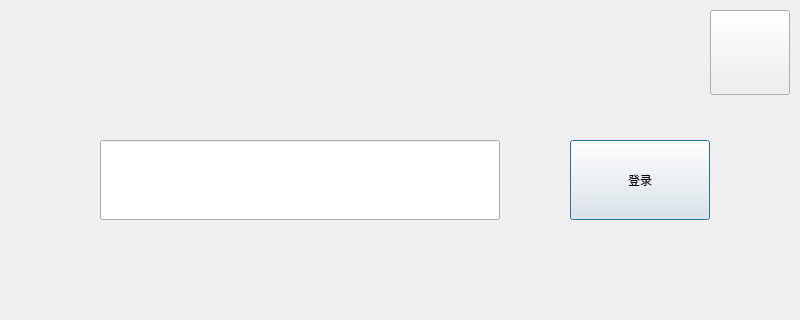
First picture: the form in src/XMusic/ui/logindlg.ui, repository 1028417/XMusic, before the edit.
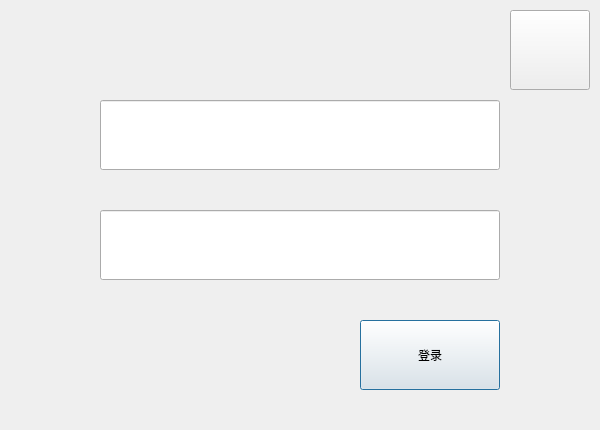
Second picture: the form after the edit. Icons and pictures are not drawn. Custom widgets are drawn as their Qt base class.

```diff
--- a/src/XMusic/ui/logindlg.ui
+++ b/src/XMusic/ui/logindlg.ui
@@ -6,8 +6,8 @@
    <rect>
     <x>0</x>
     <y>0</y>
-    <width>800</width>
-    <height>320</height>
+    <width>600</width>
+    <height>430</height>
    </rect>
   </property>
   <property name="windowTitle">
@@ -17,9 +17,9 @@
    <property name="geometry">
     <rect>
      <x>100</x>
-     <y>140</y>
+     <y>100</y>
      <width>400</width>
-     <height>80</height>
+     <height>70</height>
     </rect>
    </property>
    <property name="contextMenuPolicy">
@@ -32,10 +32,10 @@
   <widget class="CButton" name="btnLogin">
    <property name="geometry">
     <rect>
-     <x>570</x>
-     <y>140</y>
+     <x>360</x>
+     <y>320</y>
      <width>140</width>
-     <height>80</height>
+     <height>70</height>
     </rect>
    </property>
    <property name="autoFillBackground">
@@ -63,10 +63,10 @@
   <widget class="CButton" name="btnX">
    <property name="geometry">
     <rect>
-     <x>710</x>
+     <x>510</x>
      <y>10</y>
      <width>80</width>
-     <height>85</height>
+     <height>80</height>
     </rect>
    </property>
    <property name="autoFillBackground">
@@ -88,6 +88,22 @@
     <bool>false</bool>
    </property>
   </widget>
+  <widget class="QLineEdit" name="editPwd">
+   <property name="geometry">
+    <rect>
+     <x>100</x>
+     <y>210</y>
+     <width>400</width>
+     <height>70</height>
+    </rect>
+   </property>
+   <property name="contextMenuPolicy">
+    <enum>Qt::NoContextMenu</enum>
+   </property>
+   <property name="maxLength">
+    <number>20</number>
+   </property>
+  </widget>
  </widget>
  <customwidgets>
   <customwidget>
```
